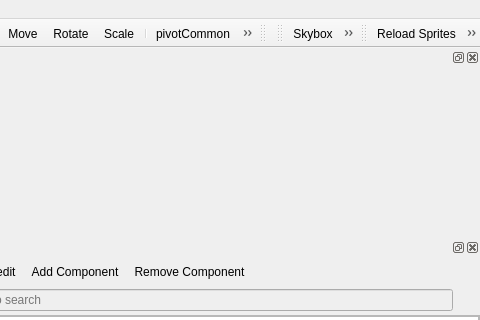
First picture: the form in Tools/ResourceEditor/DataQt/mainwindow.ui, repository xaoctech/dava.engine, before the edit; both pictures show x 623 to 1103 and y 0 to 320 of the 1103 by 796 pixel window.
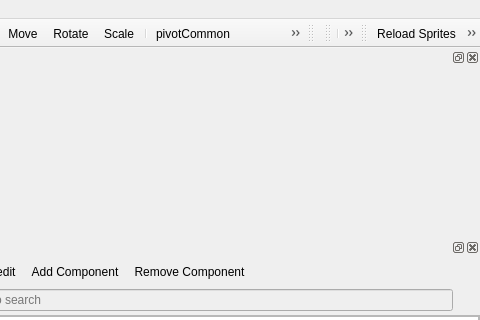
Second picture: the form after the edit. Icons and pictures are not drawn. Custom widgets are drawn as their Qt base class.

Commit message: [DF-3327] add heightmap validation, remove skybox and landscape dialogs from mainwindow

```diff
--- a/Tools/ResourceEditor/DataQt/mainwindow.ui
+++ b/Tools/ResourceEditor/DataQt/mainwindow.ui
@@ -674,8 +674,6 @@
    <attribute name="toolBarBreak">
     <bool>false</bool>
    </attribute>
-   <addaction name="actionSkyboxEditor"/>
-   <addaction name="actionLandscape"/>
    <addaction name="separator"/>
    <addaction name="actionHeightMapEditor"/>
    <addaction name="actionTileMapEditor"/>
@@ -795,15 +793,6 @@
     <string>Tegra</string>
    </property>
   </action>
-  <action name="actionLandscape">
-   <property name="icon">
-    <iconset resource="QtIcons.qrc">
-     <normaloff>:/QtIcons/land_settings.png</normaloff>:/QtIcons/land_settings.png</iconset>
-   </property>
-   <property name="text">
-    <string>Landscape...</string>
-   </property>
-  </action>
   <action name="actionLight">
    <property name="icon">
     <iconset resource="QtIcons.qrc">
@@ -1373,15 +1362,6 @@
     <string>Setup Skybox</string>
    </property>
   </action>
-  <action name="actionSkyboxEditor">
-   <property name="icon">
-    <iconset resource="QtIcons.qrc">
-     <normaloff>:/QtIcons/cloud.png</normaloff>:/QtIcons/cloud.png</iconset>
-   </property>
-   <property name="text">
-    <string>Skybox...</string>
-   </property>
-  </action>
   <action name="actionSetShadowColor">
    <property name="icon">
     <iconset resource="QtIcons.qrc">
```
Left out of the diff: 2 changed lines with no effect on the pictures. The commit also changes 17 other files.
